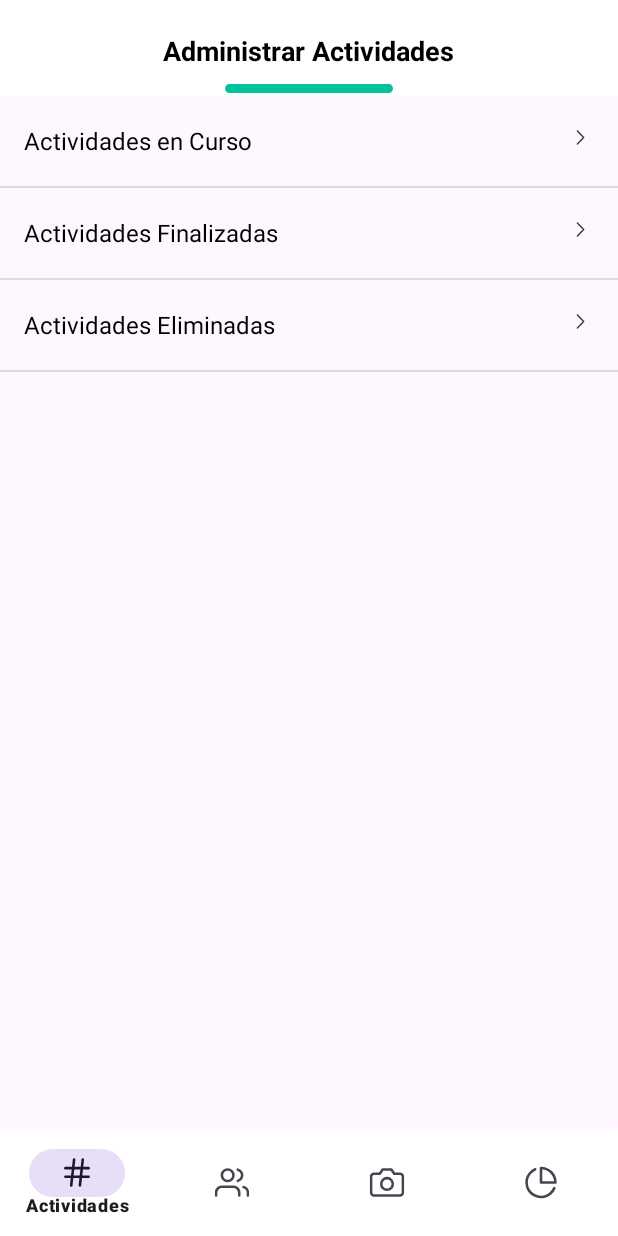
After one commit to jesuss1407/teleCommunity, an Android app built with Jetpack Compose: the AdmActividades screen opened directly, with no data from a screen before it, on a phone screen of 412 x 824 dp. The commit adds this screen. Run offline under Robolectric (Android 15) with nearby library versions, the phone set to English and light mode, and no system bars.

Commit message:
Actividades_General 10%

```diff
--- /dev/null
+++ b/app/src/main/java/com/example/telecommunity/DelegadoGeneral/AdmActividades.java
@@ -0,0 +1,67 @@
+package com.example.telecommunity.DelegadoGeneral;
+
+import android.content.Intent;
+import android.os.Bundle;
+import android.view.MenuItem;
+import android.widget.ArrayAdapter;
+import android.widget.ListView;
+
+import androidx.annotation.NonNull;
+import androidx.appcompat.app.AppCompatActivity;
+
+
+import com.example.telecommunity.R;
+
+import com.google.android.material.bottomnavigation.BottomNavigationView;
+
+public class AdmActividades extends AppCompatActivity {
+
+    @Override
+    protected void onResume() {
+        super.onResume();
+        BottomNavigationView bottomNavigationView = findViewById(R.id.bottomNavigationView);
+        bottomNavigationView.setSelectedItemId(R.id.navigation_actividades);
+    }
+
+    @Override
+    protected void onCreate(Bundle savedInstanceState) {
+        super.onCreate(savedInstanceState);
+        setContentView(R.layout.activity_general_actividades);
+
+        ListView listView = findViewById(R.id.opcionesActividades); // Reemplaza con el ID de tu ListView
+
+        String[] actividadesOptions = {"Actividades en Curso", "Actividades Finalizadas", "Actividades Eliminadas"};
+
+        ArrayAdapter<String> adapter = new ArrayAdapter<String>(this, R.layout.list_item_actividad, R.id.tvActividadName, actividadesOptions);
+        listView.setAdapter(adapter);
+
+
+        listView.setOnItemClickListener((parent, view, position, id) -> {
+            switch (position) {
+                case 0:
+                    // Navegar a ActividadesCurso.java
+                    startActivity(new Intent(AdmActividades.this, ActividadesCurso.class));
+                    break;
+                // ... otros casos
+            }
+        });
+
+
+        //Navbar
+
+        // Encontrar la BottomNavigationView y setear el item seleccionado
+        BottomNavigationView bottomNavigationView = findViewById(R.id.bottomNavigationView);
+        bottomNavigationView.setSelectedItemId(R.id.navigation_actividades);
+
+        // Configurar el Listener
+        bottomNavigationView.setOnNavigationItemSelectedListener(new BottomNavigationView.OnNavigationItemSelectedListener() {
+            @Override
+            public boolean onNavigationItemSelected(@NonNull MenuItem menuItem) {
+
+                // Agrega más casos 'if' para otros items si es necesario
+                return false;
+            }
+        });
+
+    }
+}
--- a/app/src/main/java/com/example/telecommunity/RealizarDonacion.java
+++ b/app/src/main/java/com/example/telecommunity/RealizarDonacion.java
@@ -60,6 +60,12 @@ public class RealizarDonacion extends AppCompatActivity {
                     overridePendingTransition(0, 0);
                     return true;
                 }
+                else if (menuItem.getItemId() == R.id.navigation_notificacion) {
+
+                    startActivity(new Intent(getApplicationContext(), Notificaciones.class));
+                    overridePendingTransition(0, 0);
+                    return true;
+                }
                 // Agrega más casos 'if' para otros items si es necesario
                 return false;
             }
--- /dev/null
+++ b/app/src/main/res/drawable/camera.xml
@@ -0,0 +1,14 @@
+<vector android:height="27dp" android:viewportHeight="28"
+    android:viewportWidth="28" android:width="27dp" xmlns:android="http://schemas.android.com/apk/res/android">
+    <group>
+        <clip-path android:pathData="M0.5,0.11h27v27h-27z"/>
+        <path android:fillColor="#00000000"
+            android:pathData="M25.716,23.076C26.138,22.654 26.375,22.081 26.375,21.485V9.11C26.375,8.513 26.138,7.941 25.716,7.519C25.294,7.097 24.722,6.86 24.125,6.86H19.625L17.375,3.485H10.625L8.375,6.86H3.875C3.278,6.86 2.706,7.097 2.284,7.519C1.862,7.941 1.625,8.513 1.625,9.11V21.485C1.625,22.081 1.862,22.654 2.284,23.076C2.706,23.498 3.278,23.735 3.875,23.735H24.125C24.722,23.735 25.294,23.498 25.716,23.076Z"
+            android:strokeColor="#BDBDBD" android:strokeLineCap="round"
+            android:strokeLineJoin="round" android:strokeWidth="2"/>
+        <path android:fillColor="#00000000"
+            android:pathData="M14,19.235C16.485,19.235 18.5,17.22 18.5,14.735C18.5,12.25 16.485,10.235 14,10.235C11.515,10.235 9.5,12.25 9.5,14.735C9.5,17.22 11.515,19.235 14,19.235Z"
+            android:strokeColor="#BDBDBD" android:strokeLineCap="round"
+            android:strokeLineJoin="round" android:strokeWidth="2"/>
+    </group>
+</vector>
--- /dev/null
+++ b/app/src/main/res/drawable/chevron_right.xml
@@ -0,0 +1,13 @@
+<vector xmlns:android="http://schemas.android.com/apk/res/android"
+    android:width="18dp"
+    android:height="19dp"
+    android:viewportWidth="18"
+    android:viewportHeight="19">
+  <path
+      android:strokeWidth="1"
+      android:pathData="M6.75,14L11.25,9.5L6.75,5"
+      android:strokeLineJoin="round"
+      android:fillColor="#00000000"
+      android:strokeColor="#333538"
+      android:strokeLineCap="round"/>
+</vector>
--- /dev/null
+++ b/app/src/main/res/drawable/hash.xml
@@ -0,0 +1,17 @@
+<vector android:height="27dp" android:viewportHeight="28"
+    android:viewportWidth="28" android:width="27dp" xmlns:android="http://schemas.android.com/apk/res/android">
+    <path android:fillColor="#00000000" android:pathData="M5,10.235H23"
+        android:strokeColor="#BDBDBD" android:strokeLineCap="round"
+        android:strokeLineJoin="round" android:strokeWidth="2"/>
+    <path android:fillColor="#00000000" android:pathData="M5,16.985H23"
+        android:strokeColor="#BDBDBD" android:strokeLineCap="round"
+        android:strokeLineJoin="round" android:strokeWidth="2"/>
+    <path android:fillColor="#00000000"
+        android:pathData="M11.75,3.485L9.5,23.735"
+        android:strokeColor="#BDBDBD" android:strokeLineCap="round"
+        android:strokeLineJoin="round" android:strokeWidth="2"/>
+    <path android:fillColor="#00000000"
+        android:pathData="M18.5,3.485L16.25,23.735"
+        android:strokeColor="#BDBDBD" android:strokeLineCap="round"
+        android:strokeLineJoin="round" android:strokeWidth="2"/>
+</vector>
--- /dev/null
+++ b/app/src/main/res/drawable/pie_chart.xml
@@ -0,0 +1,11 @@
+<vector android:height="27dp" android:viewportHeight="28"
+    android:viewportWidth="28" android:width="27dp" xmlns:android="http://schemas.android.com/apk/res/android">
+    <path android:fillColor="#00000000"
+        android:pathData="M24.361,17.986C23.646,19.678 22.526,21.17 21.101,22.33C19.676,23.49 17.988,24.283 16.185,24.64C14.383,24.997 12.52,24.907 10.76,24.378C9,23.849 7.397,22.897 6.09,21.605C4.783,20.313 3.813,18.72 3.264,16.967C2.714,15.213 2.603,13.351 2.94,11.545C3.276,9.738 4.05,8.042 5.194,6.603C6.337,5.165 7.816,4.028 9.5,3.293"
+        android:strokeColor="#BDBDBD" android:strokeLineCap="round"
+        android:strokeLineJoin="round" android:strokeWidth="2"/>
+    <path android:fillColor="#00000000"
+        android:pathData="M24.394,9.305C24.959,10.67 25.25,12.132 25.25,13.61H14V2.36C15.477,2.36 16.94,2.651 18.305,3.216C19.67,3.781 20.91,4.61 21.955,5.655C23,6.699 23.828,7.94 24.394,9.305Z"
+        android:strokeColor="#BDBDBD" android:strokeLineCap="round"
+        android:strokeLineJoin="round" android:strokeWidth="2"/>
+</vector>
--- /dev/null
+++ b/app/src/main/res/drawable/users.xml
@@ -0,0 +1,22 @@
+<vector android:height="27dp" android:viewportHeight="28"
+    android:viewportWidth="28" android:width="27dp" xmlns:android="http://schemas.android.com/apk/res/android">
+    <group>
+        <clip-path android:pathData="M0.5,0.11h27v27h-27z"/>
+        <path android:fillColor="#00000000"
+            android:pathData="M19.625,23.735V21.485C19.625,20.291 19.151,19.147 18.307,18.303C17.463,17.459 16.319,16.985 15.125,16.985H6.125C4.932,16.985 3.787,17.459 2.943,18.303C2.099,19.147 1.625,20.291 1.625,21.485V23.735"
+            android:strokeColor="#BDBDBD" android:strokeLineCap="round"
+            android:strokeLineJoin="round" android:strokeWidth="2"/>
+        <path android:fillColor="#00000000"
+            android:pathData="M10.625,12.485C13.11,12.485 15.125,10.47 15.125,7.985C15.125,5.499 13.11,3.485 10.625,3.485C8.14,3.485 6.125,5.499 6.125,7.985C6.125,10.47 8.14,12.485 10.625,12.485Z"
+            android:strokeColor="#BDBDBD" android:strokeLineCap="round"
+            android:strokeLineJoin="round" android:strokeWidth="2"/>
+        <path android:fillColor="#00000000"
+            android:pathData="M26.375,23.735V21.485C26.374,20.488 26.042,19.519 25.431,18.731C24.821,17.943 23.965,17.38 23,17.131"
+            android:strokeColor="#BDBDBD" android:strokeLineCap="round"
+            android:strokeLineJoin="round" android:strokeWidth="2"/>
+        <path android:fillColor="#00000000"
+            android:pathData="M18.5,3.631C19.468,3.879 20.326,4.442 20.939,5.231C21.551,6.02 21.884,6.991 21.884,7.99C21.884,8.99 21.551,9.96 20.939,10.75C20.326,11.539 19.468,12.102 18.5,12.35"
+            android:strokeColor="#BDBDBD" android:strokeLineCap="round"
+            android:strokeLineJoin="round" android:strokeWidth="2"/>
+    </group>
+</vector>
--- /dev/null
+++ b/app/src/main/res/layout/activity_general_actividades.xml
@@ -0,0 +1,72 @@
+<?xml version="1.0" encoding="utf-8"?>
+<LinearLayout xmlns:android="http://schemas.android.com/apk/res/android"
+    xmlns:app="http://schemas.android.com/apk/res-auto"
+    xmlns:tools="http://schemas.android.com/tools"
+    android:layout_width="match_parent"
+    android:layout_height="match_parent"
+    android:orientation="vertical">
+
+
+    <LinearLayout
+        android:layout_width="match_parent"
+        android:layout_height="0dp"
+        android:layout_weight="1"
+        android:orientation="vertical">
+        <!-- Aquí va el contenido principal de tu actividad -->
+
+        <LinearLayout
+            android:layout_width="match_parent"
+            android:layout_height="?attr/actionBarSize"
+            android:background="@color/white"
+            android:gravity="center"
+            android:orientation="vertical">
+
+            <TextView
+                android:layout_width="wrap_content"
+                android:layout_height="wrap_content"
+                android:layout_marginTop="20dp"
+                android:text="Administrar Actividades"
+                android:textColor="@color/black"
+                android:textSize="18sp"
+                android:textStyle="bold" />
+
+            <ImageView
+                android:layout_marginTop="10dp"
+                android:layout_width="112dp"
+                android:layout_height="6dp"
+                android:src="@drawable/lineasup" />
+
+        </LinearLayout>
+
+        <ListView
+            android:id="@+id/opcionesActividades"
+            android:layout_width="match_parent"
+            android:layout_height="match_parent" >
+
+
+        </ListView>
+
+        <LinearLayout
+            android:layout_marginTop="30dp"
+            android:layout_width="match_parent"
+            android:layout_height="wrap_content"
+            android:orientation="horizontal"
+            android:gravity="center">
+
+
+
+        </LinearLayout>
+
+
+
+
+    </LinearLayout>
+
+    <!-- Este es tu BottomNavigationView -->
+    <com.google.android.material.bottomnavigation.BottomNavigationView
+        android:id="@+id/bottomNavigationView"
+        android:layout_width="match_parent"
+        android:layout_height="70dp"
+        android:background="@android:color/white"
+        app:menu="@menu/bottom_nav_general" />
+</LinearLayout>
--- a/app/src/main/res/layout/item_image.xml
+++ b/app/src/main/res/layout/item_image.xml
@@ -46,9 +46,9 @@
                     <Button
                         android:id="@+id/button"
                         android:layout_width="200dp"
-                        android:layout_height="50dp"
+                        android:layout_height="wrap_content"
                         android:layout_marginTop="40dp"
-                        android:backgroundTint="@color/black"
+                        android:backgroundTint="@drawable/button_background_black"
 
                         android:text="Cambiar Foto"
 
--- /dev/null
+++ b/app/src/main/res/layout/list_item_actividad.xml
@@ -0,0 +1,23 @@
+<?xml version="1.0" encoding="utf-8"?>
+<RelativeLayout xmlns:android="http://schemas.android.com/apk/res/android"
+    android:layout_width="match_parent"
+    android:layout_height="60dp"
+    android:paddingStart="16dp"
+    android:paddingEnd="16dp"
+    android:gravity="center_vertical">
+
+    <TextView
+        android:id="@+id/tvActividadName"
+        android:layout_width="wrap_content"
+        android:layout_height="wrap_content"
+        android:textSize="16sp"
+        android:textColor="#000000"
+        android:layout_alignParentStart="true"/>
+
+    <ImageView
+        android:id="@+id/ivChevronRight"
+        android:layout_width="18dp"
+        android:layout_height="18dp"
+        android:src="@drawable/chevron_right"
+        android:layout_alignParentEnd="true"/>
+</RelativeLayout>
--- /dev/null
+++ b/app/src/main/res/menu/bottom_nav_general.xml
@@ -0,0 +1,21 @@
+<?xml version="1.0" encoding="utf-8"?>
+<menu xmlns:android="http://schemas.android.com/apk/res/android">
+    <item
+        android:id="@+id/navigation_actividades"
+        android:title="Actividades"
+        android:icon="@drawable/hash"/>
+    <item
+        android:id="@+id/navigation_alumnos"
+        android:title="Alumnos"
+        android:icon="@drawable/users"/>
+    <item
+        android:id="@+id/navigation_donacion"
+        android:title="Donaciones"
+        android:icon="@drawable/camera"/>
+    <item
+        android:id="@+id/navigation_estadistica"
+        android:title="Estadística"
+        android:icon="@drawable/pie_chart"/>
+
+
+</menu>
--- a/app/src/main/res/menu/bottom_nav_user.xml
+++ b/app/src/main/res/menu/bottom_nav_user.xml
@@ -1,15 +1,15 @@
 <?xml version="1.0" encoding="utf-8"?>
 <menu xmlns:android="http://schemas.android.com/apk/res/android">
     <item
-        android:id="@+id/home"
+        android:id="@+id/navigation_inicio"
         android:title="Inicio"
         android:icon="@drawable/home"/>
     <item
-        android:id="@+id/search"
+        android:id="@+id/navigation_buscar"
         android:title="Buscar"
         android:icon="@drawable/search"/>
     <item
-        android:id="@+id/bell"
+        android:id="@+id/navigation_notificacion"
         android:title="Notificaciones"
         android:icon="@drawable/bell"/>
     <item
--- a/app/src/main/res/values/strings.xml
+++ b/app/src/main/res/values/strings.xml
@@ -1,4 +1,6 @@
 <resources>
     <string name="app_name">teleCommunity</string>
     <string name="title_activity_registro_usuario">RegistroUsuario</string>
+    <!-- TODO: Remove or change this placeholder text -->
+    <string name="hello_blank_fragment">Hello blank fragment</string>
 </resources>
```
Also changed, not shown: app/src/main/AndroidManifest.xml (+9 -0 lines), app/src/main/java/com/example/telecommunity/DelegadoGeneral/ActividadesCurso.java (added, +62 -0 lines), app/src/main/java/com/example/telecommunity/MiPerfil.java (+26 -1 lines), app/src/main/java/com/example/telecommunity/Notificaciones.java (added, +61 -0 lines), app/src/main/res/layout/activity_general_actividades_curso.xml (added, +66 -0 lines), app/src/main/res/layout/activity_mi_perfil.xml (+10 -1 lines), app/src/main/res/layout/activity_notificaciones.xml (added, +70 -0 lines).
